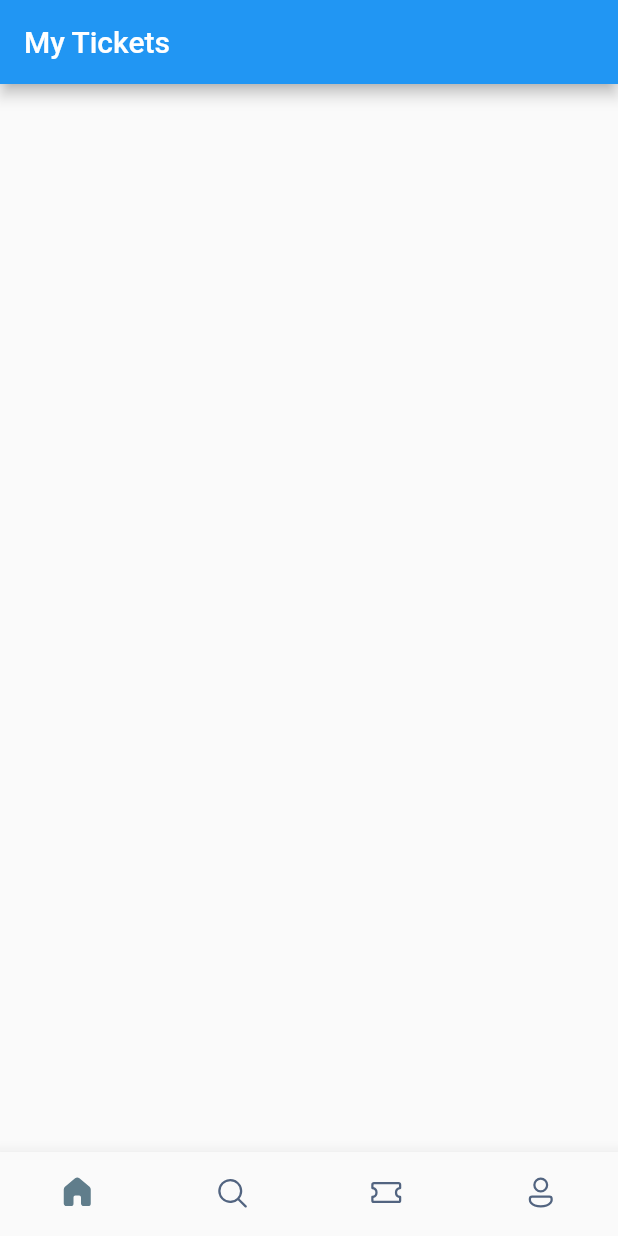
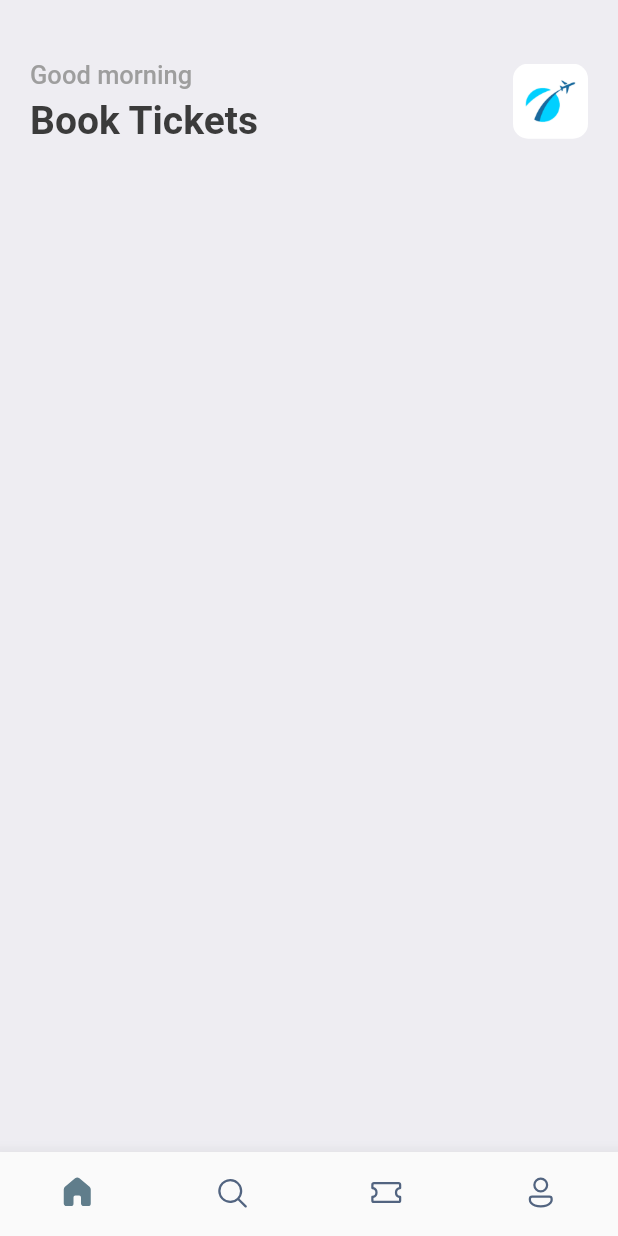
Before and after one commit to zammie01/Travel-Right, a Flutter app: the screen it shows after launch, on a phone screen of 412 x 824 dp. Run offline on Flutter 3.47's test engine with Material 2 defaults, Android fonts, the phone set to English and light mode, and no system bars; our stand-ins replace fluentui_icons, gap.

Commit message:
Adding various screen i.e home screen, search screen

```diff
--- /dev/null
+++ b/lib/app_styles.dart
@@ -0,0 +1,20 @@
+import 'package:flutter/material.dart';
+
+Color primary = const Color(0xFF687daf);
+
+class Styles {
+  static Color primaryColor = primary;
+  static Color textColor = const Color(0xFF3b3b3b);
+  static Color bgColor = const Color(0xFFeeedf2);
+  static Color orangeColor = const Color(0xFF526799);
+  static TextStyle textStyle =
+      TextStyle(fontSize: 16, color: textColor, fontWeight: FontWeight.w500);
+  static TextStyle headlineStyle1 =
+      TextStyle(fontSize: 26, color: textColor, fontWeight: FontWeight.bold);
+  static TextStyle headlineStyle2 =
+      TextStyle(fontSize: 21, color: textColor, fontWeight: FontWeight.bold);
+  static TextStyle headlineStyle3 = TextStyle(
+      fontSize: 17, color: Colors.grey.shade500, fontWeight: FontWeight.w500);
+  static TextStyle headlineStyle4 = TextStyle(
+      fontSize: 14, color: Colors.grey.shade500, fontWeight: FontWeight.w500);
+}
--- a/lib/main.dart
+++ b/lib/main.dart
@@ -1,4 +1,5 @@
 import 'package:flutter/material.dart';
+import 'package:travel_right/app_styles.dart';
 import 'package:travel_right/screens/bottom_bar.dart';
 
 void main() {
@@ -15,7 +16,7 @@ class MyApp extends StatelessWidget {
       title: 'Flutter Demo',
       debugShowCheckedModeBanner: false,
       theme: ThemeData(
-        primarySwatch: Colors.blue,
+        primaryColor: primary,
       ),
       home: const BottomBar(),
     );
--- a/lib/screens/bottom_bar.dart
+++ b/lib/screens/bottom_bar.dart
@@ -14,7 +14,7 @@ class _BottomBarState extends State<BottomBar> {
   int _selectedIndex = 0;
   static final List<Widget> _widgetOptions = <Widget>[
     HomePage(),
-    SearchPage(),
+    const SearchPage(),
     const Text('Ticket'),
     const Text('Profile'),
   ];
@@ -30,9 +30,10 @@ class _BottomBarState extends State<BottomBar> {
   @override
   Widget build(BuildContext context) {
     return Scaffold(
-      appBar: AppBar(
-        title: Text("My Tickets"),
-      ),
+      // appBar: AppBar(
+      //   title: Text("My Tickets"),
+      //   elevation: 0,
+      // ),
       body: Center(
         child: _widgetOptions[_selectedIndex],
       ),
--- a/lib/screens/home_screen.dart
+++ b/lib/screens/home_screen.dart
@@ -1,4 +1,6 @@
 import 'package:flutter/material.dart';
+import 'package:gap/gap.dart';
+import 'package:travel_right/app_styles.dart';
 
 class HomePage extends StatefulWidget {
   const HomePage({Key? key}) : super(key: key);
@@ -10,6 +12,50 @@ class HomePage extends StatefulWidget {
 class _HomePageState extends State<HomePage> {
   @override
   Widget build(BuildContext context) {
-    return Container();
+    return Scaffold(
+      backgroundColor: Styles.bgColor,
+      body: ListView(
+        children: [
+          Container(
+            padding: EdgeInsets.symmetric(horizontal: 20),
+            child: Column(
+              children: [
+                const Gap(40),
+                Row(
+                  mainAxisAlignment: MainAxisAlignment.spaceBetween,
+                  children: [
+                    Column(
+                      crossAxisAlignment: CrossAxisAlignment.start,
+                      children: [
+                        Text(
+                          "Good morning",
+                          style: Styles.headlineStyle3,
+                        ),
+                        const Gap(5),
+                        Text(
+                          "Book Tickets",
+                          style: Styles.headlineStyle1,
+                        ),
+                      ],
+                    ),
+
+                    Container(
+                      height: 50,
+                      width: 50,
+                      decoration: BoxDecoration(
+                          borderRadius: BorderRadius.circular(10),
+                          image: DecorationImage(
+                              fit: BoxFit.fitHeight,
+                              image: AssetImage('assets/images/img_1.png'))),
+                    )
+                    // Image.asset('assets/images/img_1.png'),
+                  ],
+                )
+              ],
+            ),
+          )
+        ],
+      ),
+    );
   }
 }
--- a/pubspec.yaml
+++ b/pubspec.yaml
@@ -35,6 +35,7 @@ dependencies:
   # Use with the CupertinoIcons class for iOS style icons.
   cupertino_icons: ^1.0.2
   fluentui_icons: ^1.0.0
+  gap: ^2.0.0
 
 dev_dependencies:
   flutter_test:
@@ -55,8 +56,8 @@ flutter:
   uses-material-design: true
 
   # To add assets to your application, add an assets section, like this:
-  # assets:
-  #   - images/a_dot_burr.jpeg
+  assets:
+    - assets/images/
   #   - images/a_dot_ham.jpeg
 
   # An image asset can refer to one or more resolution-specific "variants", see
```
Also changed, not shown: assets/images/img.png (added), assets/images/img_1.png (added), assets/images/one.png (added), assets/images/sit.jpg (added), assets/images/three.png (added), assets/images/two.png (added), assets/images/visa.png (added), pubspec.lock, 1 other file.
